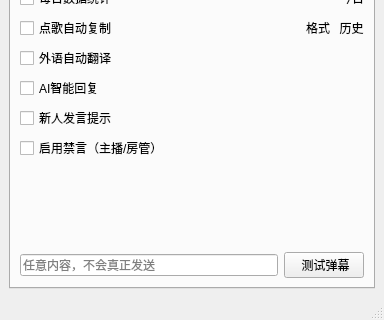
Qt form mainwindow.ui (iwxyi/Bilibili-MagicalDanmaku) before a commit; both pictures show x 0 to 384 and y 176 to 496 of the 384 by 496 pixel window.
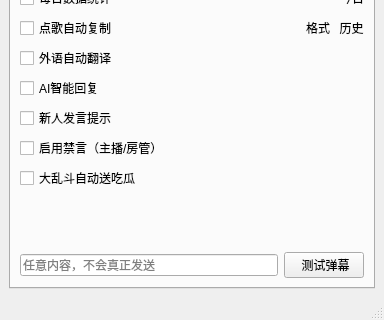
The same form after that commit. The open tabs and pages were chosen to show the change.

Commit message: 大乱斗自动赠送吃瓜开关

Patch:
```diff
--- a/mainwindow.ui
+++ b/mainwindow.ui
@@ -442,6 +442,24 @@
           </item>
          </layout>
         </item>
+        <item>
+         <layout class="QHBoxLayout" name="horizontalLayout_28">
+          <property name="topMargin">
+           <number>0</number>
+          </property>
+          <item>
+           <widget class="QCheckBox" name="pkAutoMelonCheck">
+            <property name="toolTip">
+             <string>大乱斗最后几秒如果有必要的话，自动赠送吃瓜
+注意自己的余额！！！（0.1元/吃瓜）</string>
+            </property>
+            <property name="text">
+             <string>大乱斗自动送吃瓜</string>
+            </property>
+           </widget>
+          </item>
+         </layout>
+        </item>
         <item>
          <spacer name="verticalSpacer_2">
           <property name="orientation">
```
Left out of the diff: 2 changed lines with no effect on the pictures. The commit also changes 3 other files.
